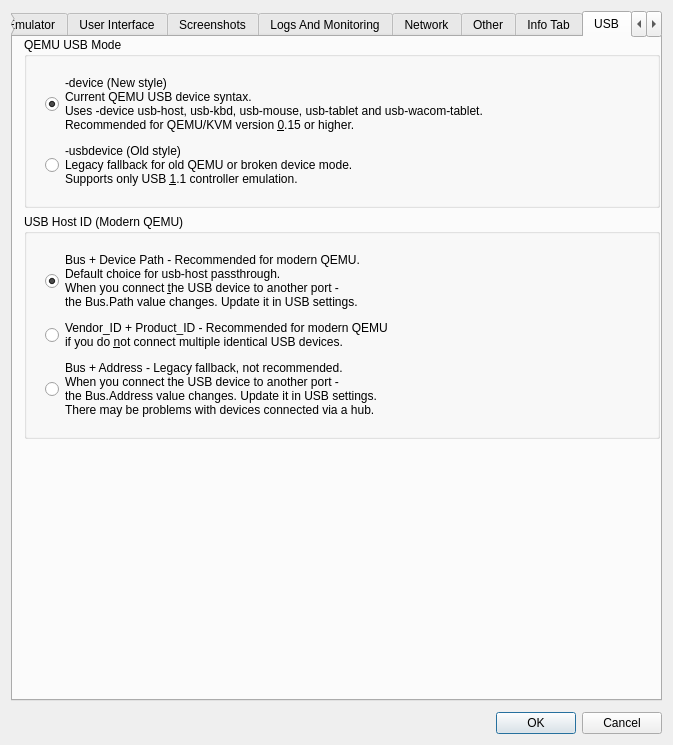
This is src/Advanced_Settings_Window.ui in tronx2100/aqemu as Qt 5 draws it before an edit. The edited form follows.
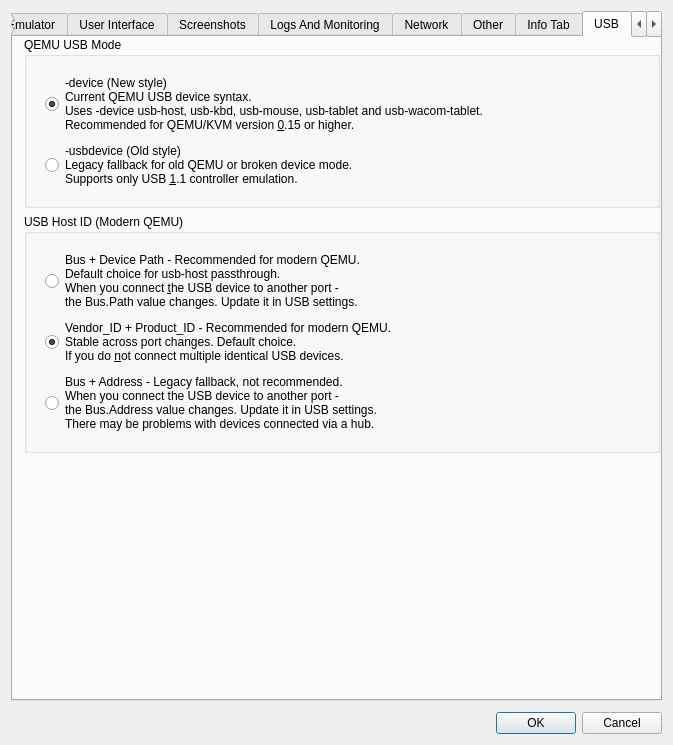
This is the edited form. The open tabs and pages were chosen to show the change. Icons and pictures are not drawn. Custom widgets are drawn as their Qt base class.

Commit message: VFIO passthrough editor, block device selection, monitor sockets, format UI, and storage bug fixes

```diff
--- a/src/Advanced_Settings_Window.ui
+++ b/src/Advanced_Settings_Window.ui
@@ -2293,16 +2293,17 @@
 When you connect &amp;the USB device to another port -
 the Bus.Path value changes. Update it in USB settings.</string>
                  </property>
-                 <property name="checked">
-                  <bool>true</bool>
-                 </property>
                 </widget>
                </item>
                <item>
                 <widget class="QRadioButton" name="RB_USB_ID_VendorProduct">
                  <property name="text">
-                  <string>Vendor_ID + Product_ID - Recommended for modern QEMU
-if you do &amp;not connect multiple identical USB devices.</string>
+                   <string>Vendor_ID + Product_ID - Recommended for modern QEMU.
+Stable across port changes. Default choice.
+If you do &amp;not connect multiple identical USB devices.</string>
+                  </property>
+                  <property name="checked">
+                   <bool>true</bool>
                  </property>
                 </widget>
                </item>
```
Lines whose indentation alone changed are shown as unchanged. The commit also changes 16 other files.
